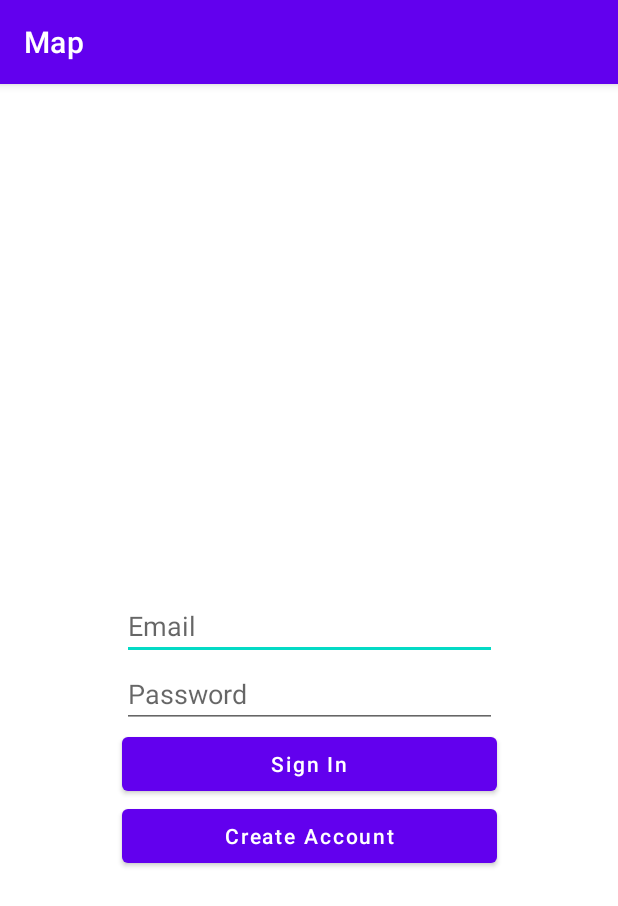
After one commit to FASius/Map, an Android app: the fragment SignInFragment shown on its own in the app's theme, on a phone screen of 412 x 824 dp. The commit adds this screen. Shown: the top 906 px of the screen. Run offline under Robolectric (Android 15) with nearby library versions, the light colour scheme and no system bars; 3 statements that could not run were skipped.

Commit message:
Add sign in fragment

```diff
--- a/app/build.gradle
+++ b/app/build.gradle
@@ -29,6 +29,9 @@
     kotlinOptions {
         jvmTarget = '1.8'
     }
+    buildFeatures {
+        viewBinding true
+    }
 }
 
 dependencies {
@@ -37,6 +40,7 @@
     implementation 'androidx.appcompat:appcompat:1.4.1'
     implementation 'com.google.android.material:material:1.5.0'
     implementation 'androidx.constraintlayout:constraintlayout:2.1.3'
+    implementation 'androidx.legacy:legacy-support-v4:1.0.0'
     testImplementation 'junit:junit:4.13.2'
     androidTestImplementation 'androidx.test.ext:junit:1.1.3'
     androidTestImplementation 'androidx.test.espresso:espresso-core:3.4.0'
--- /dev/null
+++ b/app/src/main/java/com/example/map/auth/SignInFragment.kt
@@ -0,0 +1,24 @@
+package com.example.map.auth
+
+import android.os.Bundle
+import android.view.View
+import androidx.fragment.app.Fragment
+import com.example.map.R
+import com.example.map.databinding.FragmentSignInBinding
+
+class SignInFragment : Fragment(R.layout.fragment_sign_in) {
+
+    private lateinit var binding: FragmentSignInBinding
+
+    override fun onViewCreated(view: View, savedInstanceState: Bundle?) {
+        super.onViewCreated(view, savedInstanceState)
+        binding = FragmentSignInBinding.bind(view)
+
+        binding.signInButton.setOnClickListener {
+            // TODO
+        }
+        binding.createAccountButton.setOnClickListener {
+            // TODO
+        }
+    }
+}
--- /dev/null
+++ b/app/src/main/res/layout/fragment_sign_in.xml
@@ -0,0 +1,61 @@
+<?xml version="1.0" encoding="utf-8"?>
+<androidx.constraintlayout.widget.ConstraintLayout xmlns:android="http://schemas.android.com/apk/res/android"
+    xmlns:tools="http://schemas.android.com/tools"
+    android:layout_width="match_parent"
+    android:layout_height="match_parent"
+    xmlns:app="http://schemas.android.com/apk/res-auto"
+    android:gravity="center"
+    android:orientation="vertical"
+    tools:context=".auth.SignInFragment">
+
+    <EditText
+        android:id="@+id/email_edit_text"
+        android:layout_width="250dp"
+        android:layout_height="wrap_content"
+        android:hint="@string/email"
+        android:inputType="textEmailAddress"
+        app:layout_constraintBottom_toTopOf="@+id/password_edit_text"
+        app:layout_constraintEnd_toEndOf="parent"
+        app:layout_constraintStart_toStartOf="parent" />
+
+    <EditText
+        android:id="@+id/password_edit_text"
+        android:layout_width="250dp"
+        android:layout_height="wrap_content"
+        android:hint="@string/password"
+        android:inputType="textPassword"
+        app:layout_constraintEnd_toEndOf="parent"
+        app:layout_constraintStart_toStartOf="parent"
+        app:layout_constraintTop_toTopOf="@+id/progressBar" />
+
+    <ProgressBar
+        android:id="@+id/progressBar"
+        android:layout_width="match_parent"
+        android:layout_height="wrap_content"
+        android:visibility="gone"
+        app:layout_constraintBottom_toBottomOf="parent"
+        app:layout_constraintEnd_toEndOf="parent"
+        app:layout_constraintStart_toStartOf="parent"
+        app:layout_constraintTop_toTopOf="parent" />
+
+    <Button
+        android:id="@+id/sign_in_button"
+        android:layout_width="250dp"
+        android:layout_height="wrap_content"
+        android:text="@string/sign_in"
+        android:textAllCaps="false"
+        app:layout_constraintEnd_toEndOf="parent"
+        app:layout_constraintStart_toStartOf="parent"
+        app:layout_constraintTop_toBottomOf="@+id/password_edit_text" />
+
+    <Button
+        android:id="@+id/create_account_button"
+        android:layout_width="250dp"
+        android:layout_height="wrap_content"
+        android:text="@string/create_account"
+        android:textAllCaps="false"
+        app:layout_constraintEnd_toEndOf="parent"
+        app:layout_constraintStart_toStartOf="parent"
+        app:layout_constraintTop_toBottomOf="@+id/sign_in_button" />
+
+</androidx.constraintlayout.widget.ConstraintLayout>
--- a/app/src/main/res/values/strings.xml
+++ b/app/src/main/res/values/strings.xml
@@ -1,3 +1,8 @@
 <resources>
     <string name="app_name">Map</string>
+    <string name="email">Email</string>
+    <string name="password">Password</string>
+    <string name="sign_in">Sign In</string>
+    <string name="create_account">Create Account</string>
+    <string name="username">Username</string>
 </resources>
```
